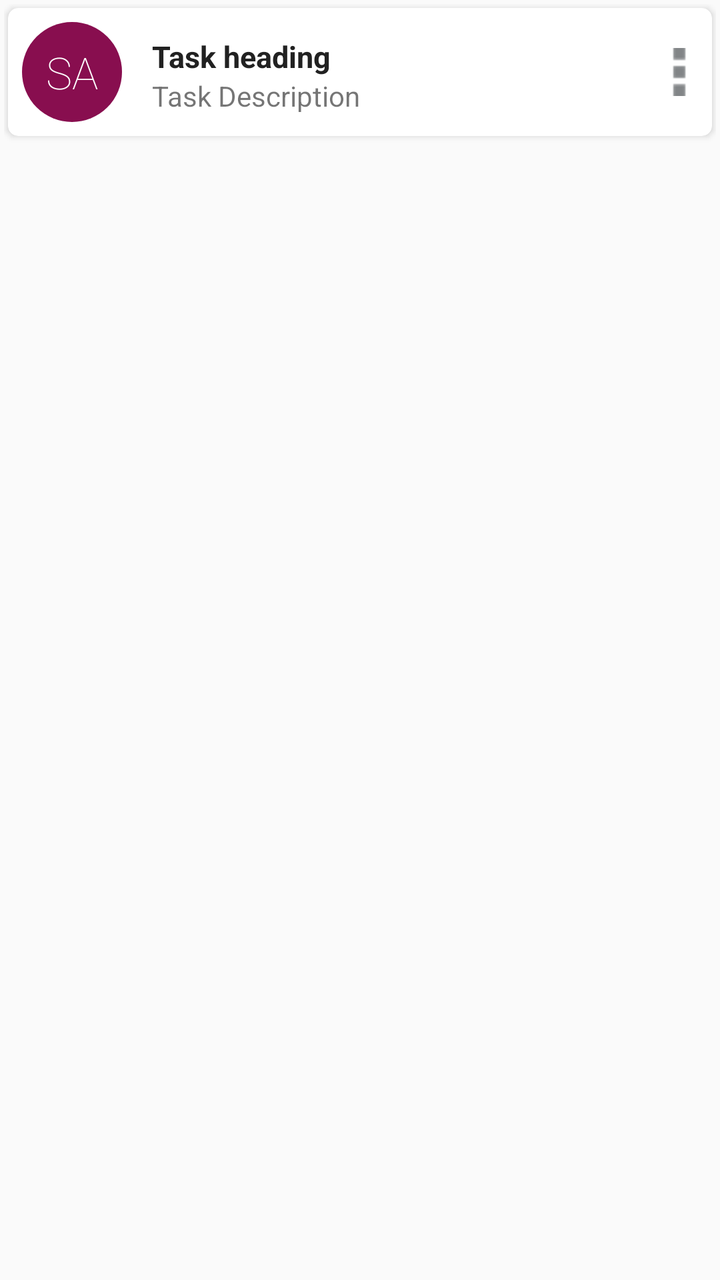
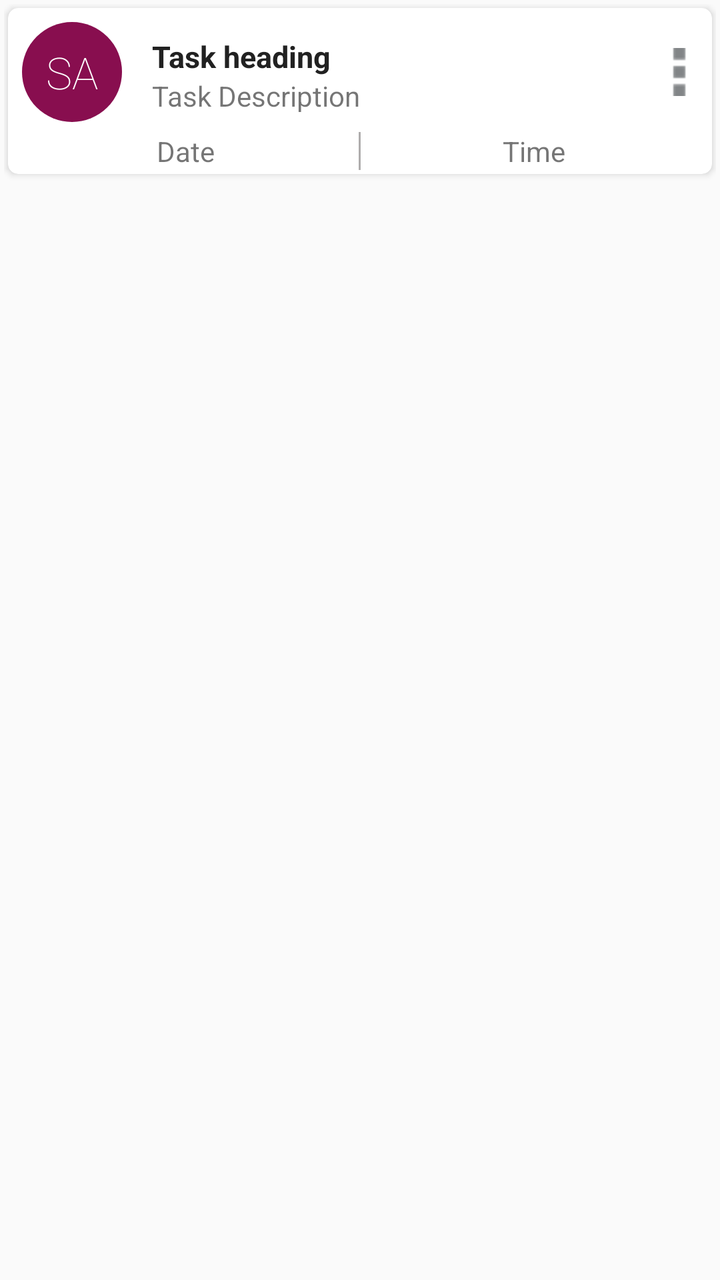

Screens rendered from an Android XML layout before and after an edit, with the pre-edit source and the edit as a unified diff.
<!-- AndroidManifest.xml: application theme AppTheme -->
<!-- res/layout/task_row.xml -->
<?xml version="1.0" encoding="utf-8"?>
<LinearLayout xmlns:android="http://schemas.android.com/apk/res/android"
    xmlns:card_view="http://schemas.android.com/apk/res-auto"
    android:layout_width="match_parent"
    android:layout_height="wrap_content"
    android:elevation="5dp"
    android:orientation="vertical"
    android:padding="2dp">

    <android.support.v7.widget.CardView
        android:id="@+id/cardView"
        android:layout_width="match_parent"
        android:layout_height="wrap_content"
        android:layout_gravity="center"
        android:layout_margin="2dp"
        android:clickable="true"
        android:focusable="true"
        android:elevation="4dp"
        android:foreground="?android:attr/selectableItemBackground"
        android:stateListAnimator="@anim/lift_on_touch"
        card_view:cardCornerRadius="5dp"
        card_view:contentPadding="2dp">

        <LinearLayout
            android:layout_width="match_parent"
            android:layout_height="match_parent"
            android:orientation="horizontal">

            <TextView
                android:id="@+id/icon_entry"
                android:layout_width="50dp"
                android:layout_height="50dp"
                android:layout_margin="5dp"
                android:background="@drawable/circular_textview"
                android:fontFamily="sans-serif-thin"
                android:gravity="center"
                android:text="SA"
                android:textAllCaps="true"
                android:textColor="#FFF"
                android:textSize="22sp" />

            <LinearLayout
                android:layout_width="0dp"
                android:layout_height="match_parent"
                android:layout_weight="9">

                <LinearLayout
                    android:id="@+id/taskrow"
                    android:layout_width="match_parent"
                    android:layout_height="match_parent"
                    android:layout_marginTop="2dp"
                    android:orientation="vertical"
                    android:padding="10dp">

                    <TextView
                        android:id="@+id/txt_taskheader"
                        android:layout_width="wrap_content"
                        android:layout_height="wrap_content"
                        android:text="Task heading "
                        android:textColor="@color/grey_900"
                        android:textSize="15sp"
                        android:textStyle="bold" />

                    <LinearLayout
                        android:layout_width="match_parent"
                        android:layout_height="match_parent"
                        android:orientation="horizontal">

                        <TextView
                            android:id="@+id/taskTitle"
                            android:layout_width="0dp"
                            android:layout_height="wrap_content"
                            android:layout_weight="1"
                            android:text="Task Description" />
                    </LinearLayout>


                </LinearLayout>
            </LinearLayout>

            <LinearLayout
                android:id="@+id/deleteTask"
                android:layout_width="0dp"
                android:layout_height="match_parent"
                android:layout_weight="1"
                android:clickable="true"
                android:gravity="center">
                <ImageButton
                    android:id="@+id/Button_menu"
                    android:layout_width="match_parent"
                    android:layout_height="match_parent"
                    android:src="@drawable/card_menu"
                    android:layout_alignParentRight="true"
                    android:layout_alignParentEnd="true"
                    android:background="@null"/>
                


            </LinearLayout>
        </LinearLayout>

    </android.support.v7.widget.CardView>


</LinearLayout>
<!-- resources referenced by this layout -->
<resources>
  <color name="grey_900">#212121</color>
  <!-- drawable card_menu: png bitmap (drawable, 397 bytes) -->
  <!-- drawable circular_textview (drawable) -->
  <?xml version="1.0" encoding="utf-8"?>
  <shape xmlns:android="http://schemas.android.com/apk/res/android"
      android:shape="oval">
      <solid android:color="@color/pink_900" />
  </shape>
  <style name="AppTheme" parent="Theme.AppCompat.Light.DarkActionBar">
          
          <item name="windowNoTitle">true</item>
          <item name="windowActionBar">false</item>
          <item name="colorPrimary">@color/pink_900</item>
          <item name="colorPrimaryDark">@color/colorPrimaryDark</item>
          <item name="colorAccent">@color/colorAccent</item>
      </style>
  <color name="pink_900">#880E4F</color>
  <color name="colorPrimaryDark">#303F9F</color>
  <color name="colorAccent">#000105</color>
</resources>

<!-- the commit's change to res/layout/task_row.xml (unified diff, before → after) -->
@@ -3,7 +3,7 @@
     xmlns:card_view="http://schemas.android.com/apk/res-auto"
     android:layout_width="match_parent"
     android:layout_height="wrap_content"
-    android:elevation="5dp"
+    android:elevation="3dp"
     android:orientation="vertical"
     android:padding="2dp">
 
@@ -14,8 +14,8 @@
         android:layout_gravity="center"
         android:layout_margin="2dp"
         android:clickable="true"
+        android:elevation="4dp"
         android:focusable="true"
-        android:elevation="4dp"
         android:foreground="?android:attr/selectableItemBackground"
         android:stateListAnimator="@anim/lift_on_touch"
         card_view:cardCornerRadius="5dp"
@@ -23,79 +23,106 @@
 
         <LinearLayout
             android:layout_width="match_parent"
-            android:layout_height="match_parent"
-            android:orientation="horizontal">
-
-            <TextView
-                android:id="@+id/icon_entry"
-                android:layout_width="50dp"
-                android:layout_height="50dp"
-                android:layout_margin="5dp"
-                android:background="@drawable/circular_textview"
-                android:fontFamily="sans-serif-thin"
-                android:gravity="center"
-                android:text="SA"
-                android:textAllCaps="true"
-                android:textColor="#FFF"
-                android:textSize="22sp" />
+            android:layout_height="wrap_content"
+            android:orientation="vertical">
 
             <LinearLayout
-                android:layout_width="0dp"
+                android:layout_width="match_parent"
                 android:layout_height="match_parent"
-                android:layout_weight="9">
+                android:orientation="horizontal">
+
+                <TextView
+                    android:id="@+id/icon_entry"
+                    android:layout_width="@dimen/taskRow_layout_width"
+                    android:layout_height="@dimen/taskRow_layout_height"
+                    android:layout_margin="@dimen/taskRow_layout_margin"
+                    android:background="@drawable/circular_textview"
+                    android:fontFamily="sans-serif-thin"
+                    android:gravity="center"
+                    android:text="SA"
+                    android:textAllCaps="true"
+                    android:textColor="#FFF"
+                    android:textSize="@dimen/taskRow_textSize" />
 
                 <LinearLayout
-                    android:id="@+id/taskrow"
-                    android:layout_width="match_parent"
+                    android:layout_width="0dp"
                     android:layout_height="match_parent"
-                    android:layout_marginTop="2dp"
-                    android:orientation="vertical"
-                    android:padding="10dp">
-
-                    <TextView
-                        android:id="@+id/txt_taskheader"
-                        android:layout_width="wrap_content"
-                        android:layout_height="wrap_content"
-                        android:text="Task heading "
-                        android:textColor="@color/grey_900"
-                        android:textSize="15sp"
-                        android:textStyle="bold" />
+                    android:layout_weight="9">
 
                     <LinearLayout
+                        android:id="@+id/taskrow"
                         android:layout_width="match_parent"
                         android:layout_height="match_parent"
-                        android:orientation="horizontal">
+                        android:layout_marginTop="2dp"
+                        android:orientation="vertical"
+                        android:padding="@dimen/taskRow_padding">
 
                         <TextView
-                            android:id="@+id/taskTitle"
-                            android:layout_width="0dp"
+                            android:id="@+id/txt_taskheader"
+                            android:layout_width="match_parent"
                             android:layout_height="wrap_content"
-                            android:layout_weight="1"
-                            android:text="Task Description" />
+                            android:text="Task heading "
+                            android:textColor="@color/grey_900"
+                            android:textSize="@dimen/taskRow_header_textSize"
+                            android:textStyle="bold" />
+
+                        <LinearLayout
+                            android:layout_width="match_parent"
+                            android:layout_height="match_parent"
+                            android:orientation="horizontal">
+
+                            <TextView
+                                android:id="@+id/taskTitle"
+                                android:layout_width="0dp"
+                                android:layout_height="wrap_content"
+                                android:layout_weight="1"
+                                android:text="Task Description" />
+                        </LinearLayout>
                     </LinearLayout>
+                </LinearLayout>
 
+                <LinearLayout
+                    android:id="@+id/deleteTask"
+                    android:layout_width="0dp"
+                    android:layout_height="match_parent"
+                    android:layout_weight="1"
+                    android:clickable="true"
+                    android:gravity="center">
 
+                    <ImageButton
+                        android:id="@+id/Button_menu"
+                        android:layout_width="match_parent"
+                        android:layout_height="match_parent"
+                        android:layout_alignParentEnd="true"
+                        android:layout_alignParentRight="true"
+                        android:background="@null"
+                        android:src="@drawable/card_menu" />
+                    
                 </LinearLayout>
             </LinearLayout>
+            <LinearLayout
+                android:layout_width="match_parent"
+                android:layout_height="wrap_content"
+                android:orientation="horizontal">
 
-            <LinearLayout
-                android:id="@+id/deleteTask"
-                android:layout_width="0dp"
-                android:layout_height="match_parent"
-                android:layout_weight="1"
-                android:clickable="true"
-                android:gravity="center">
-                <ImageButton
-                    android:id="@+id/Button_menu"
-                    android:layout_width="match_parent"
+                <TextView
+                    android:id="@+id/taskDate"
+                    android:layout_width="0dp"
+                    android:layout_height="wrap_content"
+                    android:layout_weight="1"
+                    android:gravity="center"
+                    android:text="Date" />
+                <View
+                    android:layout_width="1dp"
                     android:layout_height="match_parent"
-                    android:src="@drawable/card_menu"
-                    android:layout_alignParentRight="true"
-                    android:layout_alignParentEnd="true"
-                    android:background="@null"/>
-                
-
-
+                    android:background="#afadad" />
+                <TextView
+                    android:id="@+id/taskTime"
+                    android:layout_width="0dp"
+                    android:layout_height="wrap_content"
+                    android:layout_weight="1"
+                    android:gravity="center"
+                    android:text="Time" />
             </LinearLayout>
         </LinearLayout>
 
<!-- resource entries referenced after the edit -->
@@ -1,6 +1,12 @@
 <!-- resources referenced by this layout -->
 <resources>
   <color name="grey_900">#212121</color>
+  <dimen name="taskRow_header_textSize">15sp</dimen>
+  <dimen name="taskRow_layout_height">50dp</dimen>
+  <dimen name="taskRow_layout_margin">5dp</dimen>
+  <dimen name="taskRow_layout_width">50dp</dimen>
+  <dimen name="taskRow_padding">10dp</dimen>
+  <dimen name="taskRow_textSize">22sp</dimen>
   <!-- drawable card_menu: png bitmap (drawable, 397 bytes) -->
   <!-- drawable circular_textview (drawable) -->
   <?xml version="1.0" encoding="utf-8"?>
